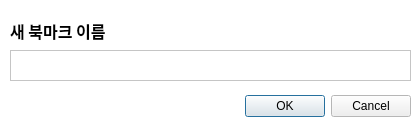
This is UI/AddToBookmarkWindow_NewBookmark.ui in MariAli-Lover/matzip-forensics as Qt 5 draws it before an edit. The edited form follows.
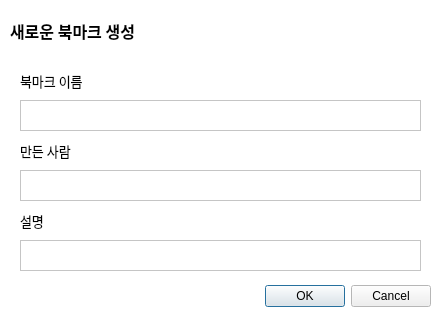
This is the edited form.

The edit to the form file:
```diff
--- a/UI/AddToBookmarkWindow_NewBookmark.ui
+++ b/UI/AddToBookmarkWindow_NewBookmark.ui
@@ -6,8 +6,8 @@
    <rect>
     <x>0</x>
     <y>0</y>
-    <width>417</width>
-    <height>124</height>
+    <width>439</width>
+    <height>315</height>
    </rect>
   </property>
   <property name="palette">
@@ -242,8 +242,8 @@
   <widget class="QDialogButtonBox" name="buttonBox">
    <property name="geometry">
     <rect>
-     <x>70</x>
-     <y>90</y>
+     <x>90</x>
+     <y>280</y>
      <width>341</width>
      <height>32</height>
     </rect>
@@ -273,14 +273,14 @@
     </font>
    </property>
    <property name="text">
-    <string>새 북마크 이름</string>
+    <string>새로운 북마크 생성</string>
    </property>
   </widget>
   <widget class="QTextEdit" name="bookmarkName_textEdit">
    <property name="geometry">
     <rect>
-     <x>10</x>
-     <y>50</y>
+     <x>20</x>
+     <y>100</y>
      <width>401</width>
      <height>31</height>
     </rect>
@@ -304,6 +304,125 @@
 &lt;p style=&quot;-qt-paragraph-type:empty; margin-top:0px; margin-bottom:0px; margin-left:0px; margin-right:0px; -qt-block-indent:0; text-indent:0px;&quot;&gt;&lt;br /&gt;&lt;/p&gt;&lt;/body&gt;&lt;/html&gt;</string>
    </property>
   </widget>
+  <widget class="QTextEdit" name="bookmarkExplanation_textEdit">
+   <property name="geometry">
+    <rect>
+     <x>20</x>
+     <y>240</y>
+     <width>401</width>
+     <height>31</height>
+    </rect>
+   </property>
+   <property name="font">
+    <font>
+     <family>맑은 고딕</family>
+    </font>
+   </property>
+   <property name="frameShadow">
+    <enum>QFrame::Plain</enum>
+   </property>
+   <property name="tabChangesFocus">
+    <bool>true</bool>
+   </property>
+   <property name="html">
+    <string>&lt;!DOCTYPE HTML PUBLIC &quot;-//W3C//DTD HTML 4.0//EN&quot; &quot;http://www.w3.org/TR/REC-html40/strict.dtd&quot;&gt;
+&lt;html&gt;&lt;head&gt;&lt;meta name=&quot;qrichtext&quot; content=&quot;1&quot; /&gt;&lt;style type=&quot;text/css&quot;&gt;
+p, li { white-space: pre-wrap; }
+&lt;/style&gt;&lt;/head&gt;&lt;body style=&quot; font-family:'맑은 고딕'; font-size:9pt; font-weight:400; font-style:normal;&quot;&gt;
+&lt;p style=&quot;-qt-paragraph-type:empty; margin-top:0px; margin-bottom:0px; margin-left:0px; margin-right:0px; -qt-block-indent:0; text-indent:0px;&quot;&gt;&lt;br /&gt;&lt;/p&gt;&lt;/body&gt;&lt;/html&gt;</string>
+   </property>
+  </widget>
+  <widget class="QLabel" name="label_3">
+   <property name="geometry">
+    <rect>
+     <x>20</x>
+     <y>130</y>
+     <width>391</width>
+     <height>41</height>
+    </rect>
+   </property>
+   <property name="font">
+    <font>
+     <family>맑은 고딕</family>
+     <pointsize>10</pointsize>
+     <weight>50</weight>
+     <bold>false</bold>
+    </font>
+   </property>
+   <property name="text">
+    <string>만든 사람</string>
+   </property>
+  </widget>
+  <widget class="QTextEdit" name="bookmarkEditor_textEdit">
+   <property name="geometry">
+    <rect>
+     <x>20</x>
+     <y>170</y>
+     <width>401</width>
+     <height>31</height>
+    </rect>
+   </property>
+   <property name="font">
+    <font>
+     <family>맑은 고딕</family>
+    </font>
+   </property>
+   <property name="frameShadow">
+    <enum>QFrame::Plain</enum>
+   </property>
+   <property name="tabChangesFocus">
+    <bool>true</bool>
+   </property>
+   <property name="html">
+    <string>&lt;!DOCTYPE HTML PUBLIC &quot;-//W3C//DTD HTML 4.0//EN&quot; &quot;http://www.w3.org/TR/REC-html40/strict.dtd&quot;&gt;
+&lt;html&gt;&lt;head&gt;&lt;meta name=&quot;qrichtext&quot; content=&quot;1&quot; /&gt;&lt;style type=&quot;text/css&quot;&gt;
+p, li { white-space: pre-wrap; }
+&lt;/style&gt;&lt;/head&gt;&lt;body style=&quot; font-family:'맑은 고딕'; font-size:9pt; font-weight:400; font-style:normal;&quot;&gt;
+&lt;p style=&quot;-qt-paragraph-type:empty; margin-top:0px; margin-bottom:0px; margin-left:0px; margin-right:0px; -qt-block-indent:0; text-indent:0px;&quot;&gt;&lt;br /&gt;&lt;/p&gt;&lt;/body&gt;&lt;/html&gt;</string>
+   </property>
+  </widget>
+  <widget class="QLabel" name="label_4">
+   <property name="geometry">
+    <rect>
+     <x>20</x>
+     <y>200</y>
+     <width>391</width>
+     <height>41</height>
+    </rect>
+   </property>
+   <property name="font">
+    <font>
+     <family>맑은 고딕</family>
+     <pointsize>10</pointsize>
+     <weight>50</weight>
+     <bold>false</bold>
+    </font>
+   </property>
+   <property name="text">
+    <string>설명</string>
+   </property>
+  </widget>
+  <widget class="QLabel" name="label_5">
+   <property name="geometry">
+    <rect>
+     <x>20</x>
+     <y>60</y>
+     <width>391</width>
+     <height>41</height>
+    </rect>
+   </property>
+   <property name="font">
+    <font>
+     <family>맑은 고딕</family>
+     <pointsize>10</pointsize>
+     <weight>50</weight>
+     <bold>false</bold>
+    </font>
+   </property>
+   <property name="text">
+    <string>북마크 이름</string>
+   </property>
+  </widget>
  </widget>
  <resources/>
  <connections>
```
